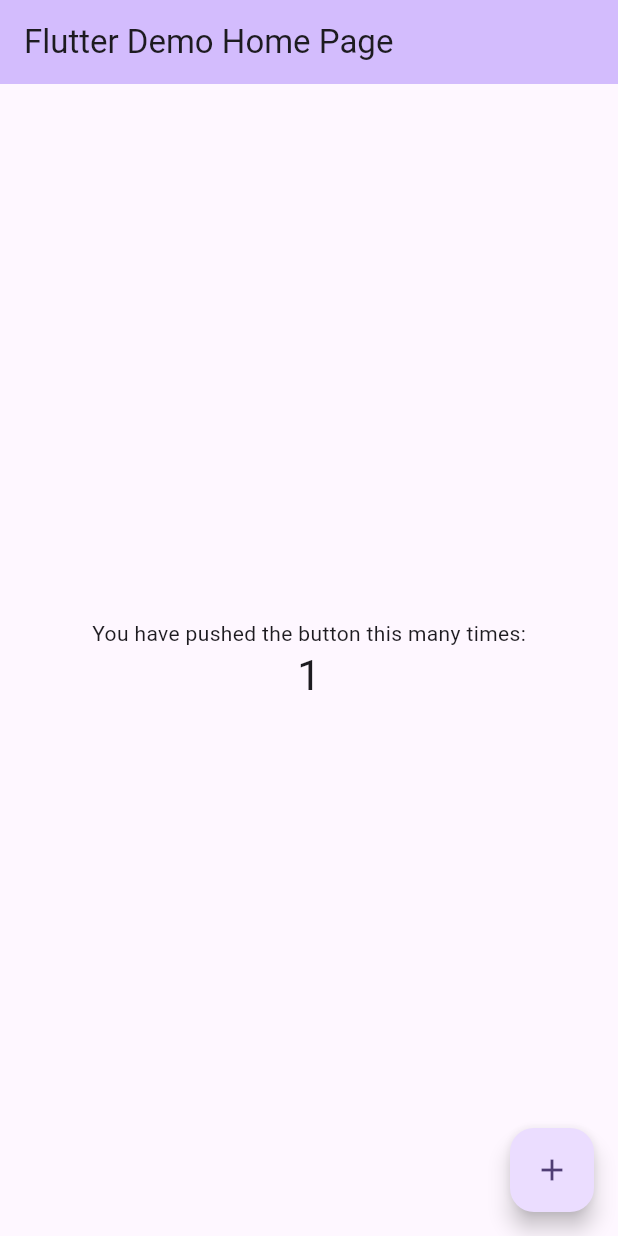
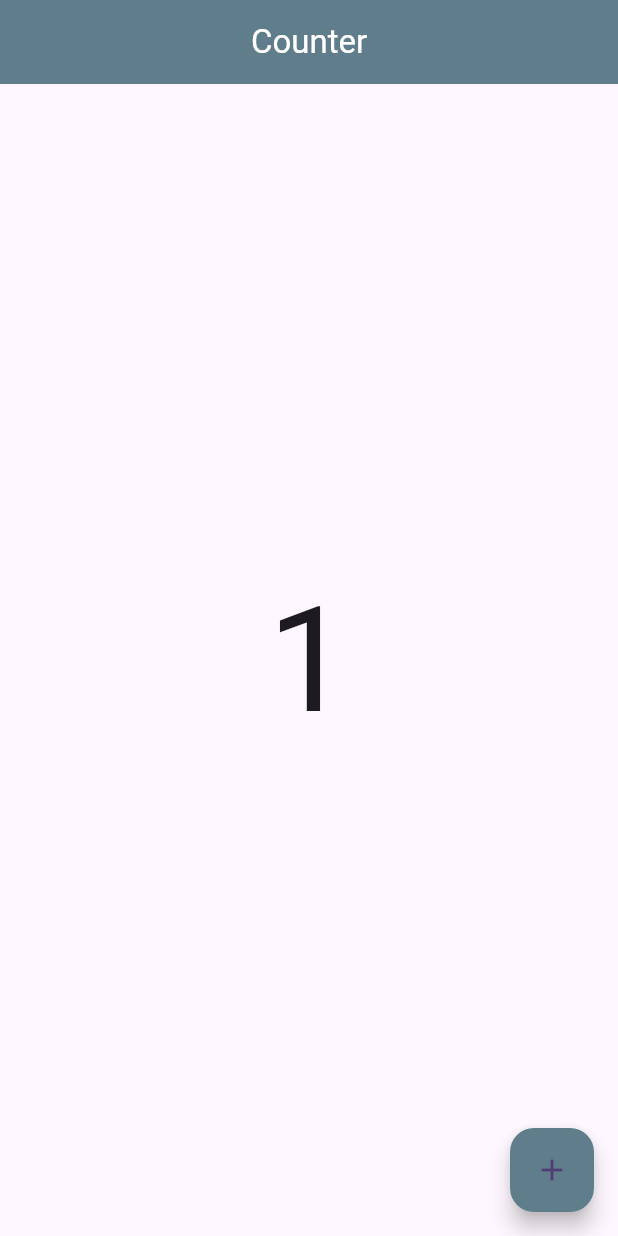
Before and after one commit to NeerajBhatt411/provider_statemanagement, a Flutter app: the screen it shows after launch, after a tap on the "add" icon, on a phone screen of 412 x 824 dp. Run offline on Flutter 3.47's test engine with Material 3 defaults, Android fonts, the light colour scheme and no system bars.

Commit message:
second commit

```diff
--- a/analysis_options.yaml
+++ b/analysis_options.yaml
@@ -7,7 +7,7 @@
 
 # The following line activates a set of recommended lints for Flutter apps,
 # packages, and plugins designed to encourage good coding practices.
-include: package:flutter_lints/flutter.yaml
+#include: package:flutter_lints/flutter.yaml
 
 linter:
   # The lint rules applied to this project can be customized in the
--- /dev/null
+++ b/lib/count.dart
@@ -0,0 +1,13 @@
+import 'package:code_craft_provider/main.dart';
+import 'package:code_craft_provider/provider.dart';
+import 'package:flutter/material.dart';
+import 'package:provider/provider.dart';
+class Count extends StatelessWidget {
+  const Count({super.key});
+
+  @override
+  Widget build(BuildContext context) {
+    final myProivder = context.watch<Counter>();
+    return Text(myProivder.count.toString(),textScaleFactor: 7,);
+  }
+}
--- /dev/null
+++ b/lib/home_screen.dart
@@ -0,0 +1,38 @@
+import 'package:code_craft_provider/count.dart';
+import 'package:code_craft_provider/provider.dart';
+import 'package:flutter/material.dart';
+import 'package:provider/provider.dart';
+
+class HomeScreen extends StatefulWidget {
+  const HomeScreen({super.key});
+
+  @override
+  State<HomeScreen> createState() => _HomeScreenState();
+
+}
+
+class _HomeScreenState extends State<HomeScreen> {
+  @override
+  Widget build(BuildContext context) {
+    return Scaffold(
+      appBar: AppBar(
+        backgroundColor: Colors.blueGrey,
+        centerTitle: true,
+        title: Text(
+          "Counter",
+          style: TextStyle(color: Colors.white),
+        ),
+      ),
+      body: Center(
+        child: Count(),
+      ),
+      floatingActionButton: FloatingActionButton(
+        backgroundColor: Colors.blueGrey,
+        onPressed: () {
+          context.read<Counter>().increment();
+        },
+        child: Icon(Icons.add),
+      ),
+    );
+  }
+}
--- a/lib/main.dart
+++ b/lib/main.dart
@@ -1,7 +1,17 @@
+import 'package:code_craft_provider/provider.dart';
 import 'package:flutter/material.dart';
+import 'package:provider/provider.dart';
+
+import 'home_screen.dart';
 
 void main() {
-  runApp(const MyApp());
+  runApp(MultiProvider(
+
+      providers: [
+        ChangeNotifierProvider(create: (_)=> Counter()),
+
+      ],
+      child: const MyApp()));
 }
 
 class MyApp extends StatelessWidget {
@@ -13,113 +23,11 @@
     return MaterialApp(
       title: 'Flutter Demo',
       theme: ThemeData(
-        // This is the theme of your application.
-        //
-        // TRY THIS: Try running your application with "flutter run". You'll see
-        // the application has a purple toolbar. Then, without quitting the app,
-        // try changing the seedColor in the colorScheme below to Colors.green
-        // and then invoke "hot reload" (save your changes or press the "hot
-        // reload" button in a Flutter-supported IDE, or press "r" if you used
-        // the command line to start the app).
-        //
-        // Notice that the counter didn't reset back to zero; the application
-        // state is not lost during the reload. To reset the state, use hot
-        // restart instead.
-        //
-        // This works for code too, not just values: Most code changes can be
-        // tested with just a hot reload.
+
         colorScheme: ColorScheme.fromSeed(seedColor: Colors.deepPurple),
         useMaterial3: true,
       ),
-      home: const MyHomePage(title: 'Flutter Demo Home Page'),
+      home: const HomeScreen(),
     );
   }
 }
-
-class MyHomePage extends StatefulWidget {
-  const MyHomePage({super.key, required this.title});
-
-  // This widget is the home page of your application. It is stateful, meaning
-  // that it has a State object (defined below) that contains fields that affect
-  // how it looks.
-
-  // This class is the configuration for the state. It holds the values (in this
-  // case the title) provided by the parent (in this case the App widget) and
-  // used by the build method of the State. Fields in a Widget subclass are
-  // always marked "final".
-
-  final String title;
-
-  @override
-  State<MyHomePage> createState() => _MyHomePageState();
-}
-
-class _MyHomePageState extends State<MyHomePage> {
-  int _counter = 0;
-
-  void _incrementCounter() {
-    setState(() {
-      // This call to setState tells the Flutter framework that something has
-      // changed in this State, which causes it to rerun the build method below
-      // so that the display can reflect the updated values. If we changed
-      // _counter without calling setState(), then the build method would not be
-      // called again, and so nothing would appear to happen.
-      _counter++;
-    });
-  }
-
-  @override
-  Widget build(BuildContext context) {
-    // This method is rerun every time setState is called, for instance as done
-    // by the _incrementCounter method above.
-    //
-    // The Flutter framework has been optimized to make rerunning build methods
-    // fast, so that you can just rebuild anything that needs updating rather
-    // than having to individually change instances of widgets.
-    return Scaffold(
-      appBar: AppBar(
-        // TRY THIS: Try changing the color here to a specific color (to
-        // Colors.amber, perhaps?) and trigger a hot reload to see the AppBar
-        // change color while the other colors stay the same.
-        backgroundColor: Theme.of(context).colorScheme.inversePrimary,
-        // Here we take the value from the MyHomePage object that was created by
-        // the App.build method, and use it to set our appbar title.
-        title: Text(widget.title),
-      ),
-      body: Center(
-        // Center is a layout widget. It takes a single child and positions it
-        // in the middle of the parent.
-        child: Column(
-          // Column is also a layout widget. It takes a list of children and
-          // arranges them vertically. By default, it sizes itself to fit its
-          // children horizontally, and tries to be as tall as its parent.
-          //
-          // Column has various properties to control how it sizes itself and
-          // how it positions its children. Here we use mainAxisAlignment to
-          // center the children vertically; the main axis here is the vertical
-          // axis because Columns are vertical (the cross axis would be
-          // horizontal).
-          //
-          // TRY THIS: Invoke "debug painting" (choose the "Toggle Debug Paint"
-          // action in the IDE, or press "p" in the console), to see the
-          // wireframe for each widget.
-          mainAxisAlignment: MainAxisAlignment.center,
-          children: <Widget>[
-            const Text(
-              'You have pushed the button this many times:',
-            ),
-            Text(
-              '$_counter',
-              style: Theme.of(context).textTheme.headlineMedium,
-            ),
-          ],
-        ),
-      ),
-      floatingActionButton: FloatingActionButton(
-        onPressed: _incrementCounter,
-        tooltip: 'Increment',
-        child: const Icon(Icons.add),
-      ), // This trailing comma makes auto-formatting nicer for build methods.
-    );
-  }
-}
--- /dev/null
+++ b/lib/provider.dart
@@ -0,0 +1,16 @@
+import 'package:flutter/cupertino.dart';
+
+class Counter with ChangeNotifier{
+  int count = 0;
+
+
+  void increment(){
+    count++;
+    notifyListeners();
+  }
+  void decrement(){
+    count--;
+    notifyListeners();
+  }
+
+}
--- a/pubspec.yaml
+++ b/pubspec.yaml
@@ -35,6 +35,7 @@ dependencies:
   # The following adds the Cupertino Icons font to your application.
   # Use with the CupertinoIcons class for iOS style icons.
   cupertino_icons: ^1.0.8
+  provider: ^6.1.2
 
 dev_dependencies:
   flutter_test:
```
Also changed, not shown: pubspec.lock.
